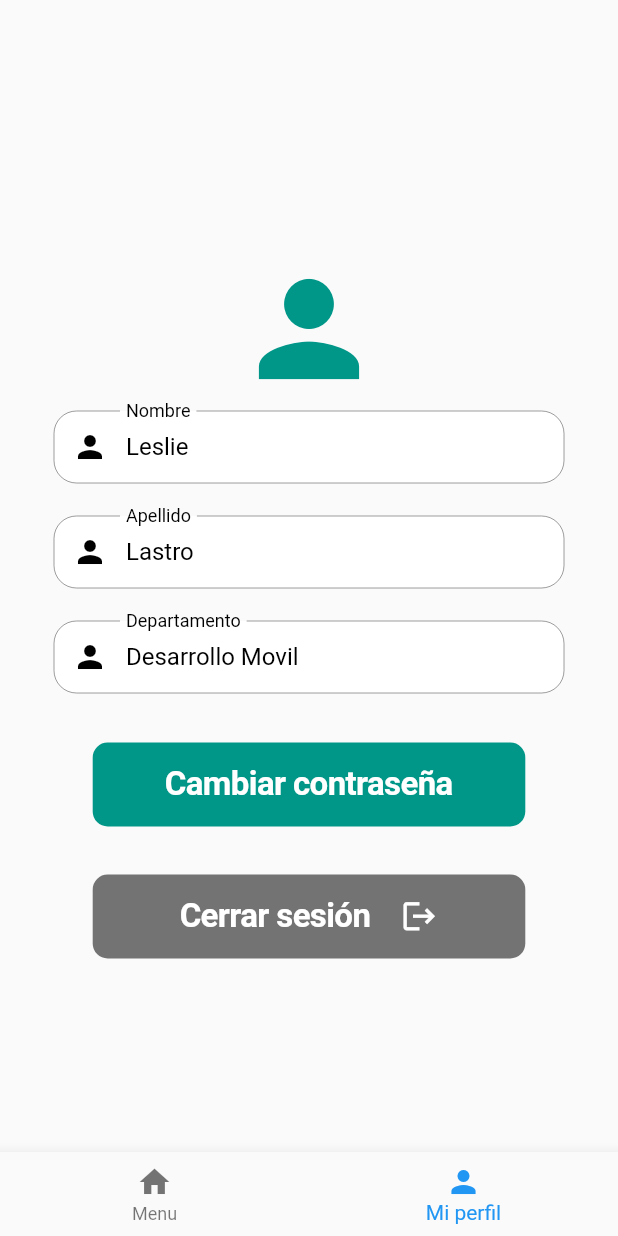
After one commit to LesLastro/FlutterHD, a Flutter app: the OpcionesMenuTab screen opened by its route, item 2 of the bottom bar chosen, on a phone screen of 412 x 824 dp. The commit adds this screen. Run offline on Flutter 3.47's test engine with Material 2 defaults, Android fonts, the phone set to English and light mode, and no system bars; missing offline and left inert: mobile_scanner.

Commit message:
Actualizacion 11-07 con qr

```diff
--- /dev/null
+++ b/lib/src/page/Menu/MiPerfil.dart
@@ -0,0 +1,149 @@
+import 'package:flutter/cupertino.dart';
+import 'package:flutter/material.dart';
+
+import '../../utils/TextFormUtils.dart';
+
+class MiPerfil extends StatefulWidget {
+  const MiPerfil({super.key});
+
+  @override
+  State<MiPerfil> createState() => _MiPerfilState();
+}
+
+class _MiPerfilState extends State<MiPerfil> {
+
+  TextEditingController _txtNombre = TextEditingController();
+  TextEditingController _txtApellido = TextEditingController();
+  TextEditingController _txtDepartamento = TextEditingController();
+
+
+  @override
+  void initState(){
+    super.initState();
+    print('entrando a perfil');
+    //TODO AQUI SE MANDA A TRAER LOS DATOS DEL USUARIO PARA ASIGNARLO A LOS TXT CORRESPONDIENTES
+    _txtNombre = TextEditingController(text: 'Leslie');
+    _txtApellido = TextEditingController(text: 'Lastro');
+    _txtDepartamento = TextEditingController(text: 'Desarrollo Movil');
+  }
+
+  @override
+  Widget build(BuildContext context) {
+    Size size = MediaQuery.of(context).size;
+
+    return WillPopScope(
+      onWillPop: () async => false,
+      child: Scaffold(
+        body: SingleChildScrollView(
+          child: Container(
+            width: size.width,
+            height: size.height,
+            child: Column(
+              mainAxisAlignment: MainAxisAlignment.center,
+              children: [
+                const Icon(Icons.person, size: 100, color: Colors.teal),
+                Form(
+                  child: Column(
+                    children: [
+                      ConstrainedBox(
+                        constraints: const BoxConstraints(
+                            maxWidth: 350,
+                            minWidth: 200
+                        ),
+                        child: TextFormUtils(
+                          enabled: false,
+                          color: Colors.black,
+                          label: 'Nombre',
+                          controller: _txtNombre,
+                          prefixIcon: const Icon(Icons.person, color: Colors.black),
+                        ),
+                      ),
+                      ConstrainedBox(
+                        constraints: const BoxConstraints(
+                            maxWidth: 350,
+                            minWidth: 200
+                        ),
+                        child: TextFormUtils(
+                          enabled: false,
+                          color: Colors.black,
+                          label: 'Apellido',
+                          controller: _txtApellido,
+                          prefixIcon: const Icon(Icons.person, color: Colors.black),
+                        ),
+                      ),
+                      ConstrainedBox(
+                        constraints: const BoxConstraints(
+                            maxWidth: 350,
+                            minWidth: 200
+                        ),
+                        child: TextFormUtils(
+                          enabled: false,
+                          color: Colors.black,
+                          label: 'Departamento',
+                          controller: _txtDepartamento,
+                          prefixIcon: const Icon(Icons.person, color: Colors.black),
+                        ),
+                      ),
+
+                    ],
+                  ),
+                ),
+
+                CupertinoButton(
+                  onPressed: () {
+                    print('cambiar contraseña');
+                  },
+                  child: Container(
+                    width: size.width * .7,
+                    padding: const EdgeInsets.symmetric(vertical: 15,),
+                    decoration: const BoxDecoration(
+                      color: Colors.teal,
+                      borderRadius: BorderRadius.all(Radius.circular(10))
+                    ),
+                    child: const Row(
+                      mainAxisAlignment: MainAxisAlignment.center,
+                      children: [
+                        Text('Cambiar contraseña', style: TextStyle(
+                            color: Colors.white,
+                            fontWeight: FontWeight.bold,
+                            fontSize: 22,
+                          )
+                        ),
+                      ],
+                    ),
+                  ),
+                ),
+                CupertinoButton(
+                  onPressed: () {
+                    print('Cerrando Sesion');
+                  },
+                  child: Container(
+                    width: size.width * .7,
+                    padding: const EdgeInsets.symmetric(vertical: 15,),
+                    decoration: const BoxDecoration(
+                        color: Colors.black54,
+                        borderRadius: BorderRadius.all(Radius.circular(10))
+                    ),
+                    child: const Row(
+                      mainAxisAlignment: MainAxisAlignment.center,
+                      children: [
+                        Text('Cerrar sesión', style: TextStyle(
+                          color: Colors.white,
+                          fontWeight: FontWeight.bold,
+                          fontSize: 22,
+                        )
+                        ),
+                        SizedBox(width: 20,),
+                        Icon(Icons.logout, color: Colors.white, size: 25,)
+                      ],
+                    ),
+                  ),
+                ),
+              ],
+            ),
+          ),
+        ),
+      ),
+    );
+  }
+}
--- /dev/null
+++ b/lib/src/page/Menu/OpcionesMenuTab.dart
@@ -0,0 +1,46 @@
+import 'package:flutter/material.dart';
+
+import '../MenuPrincipal.dart';
+import 'MiPerfil.dart';
+
+class OpcionesMenuTab extends StatefulWidget {
+  const OpcionesMenuTab({super.key});
+
+  @override
+  State<OpcionesMenuTab> createState() => _OpcionesMenuTabState();
+}
+
+class _OpcionesMenuTabState extends State<OpcionesMenuTab> {
+
+  final pantallas = [
+    const MenuPrincipal(),
+    const MiPerfil(),
+  ];
+
+  int index = 0;
+
+  @override
+  Widget build(BuildContext context) {
+    return Scaffold(
+      body: pantallas[index],
+      bottomNavigationBar: BottomNavigationBar(
+        onTap: (int value) {
+          setState(() {
+            index = value;
+          });
+        },
+        items: const [
+          BottomNavigationBarItem(
+            icon: Icon(Icons.home),
+            label: 'Menu',
+          ),
+          BottomNavigationBarItem(
+            icon: Icon(Icons.person),
+            label: 'Mi perfil',
+          ),
+        ],
+        currentIndex: index,
+      ),
+    );
+  }
+}
--- /dev/null
+++ b/lib/utils/TextFormUtils.dart
@@ -0,0 +1 @@
+// TODO Implement this library.
--- a/pubspec.yaml
+++ b/pubspec.yaml
@@ -46,6 +46,8 @@ dev_dependencies:
   # package. See that file for information about deactivating specific lint
   # rules and activating additional ones.
   flutter_lints: ^2.0.0
+  mobile_scanner: ^2.1.0
+
 
 # For information on the generic Dart part of this file, see the
 # following page: https://dart.dev/tools/pub/pubspec
```
Also changed, not shown: lib/main.dart (+14 -0 lines), lib/src/page/Menu/Consultas.dart (added, +36 -0 lines), lib/src/page/Menu/Historial.dart (added, +61 -0 lines), lib/src/page/Menu/Sede.dart (added, +36 -0 lines), lib/src/page/MenuPrincipal.dart (+8 -8 lines), lib/src/page/Scanner/DataQrPage.dart (added, +85 -0 lines), lib/src/page/Scanner/Scanner.dart (added, +112 -0 lines), lib/src/page/Solicitudes.dart (added, +36 -0 lines), lib/src/page/login.dart (+4 -4 lines), images/Consultas.png (added), images/Historial.png (added), images/Sede.png (added), images/Solicitudes.png (added), pubspec.lock, 2 other files.
